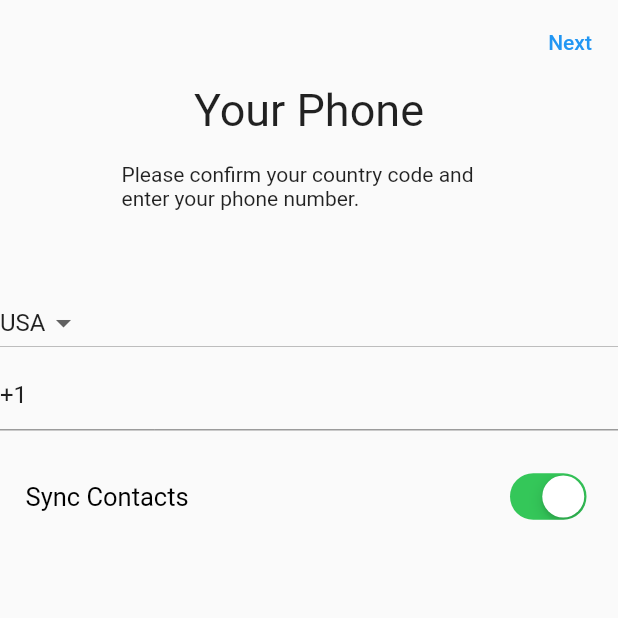
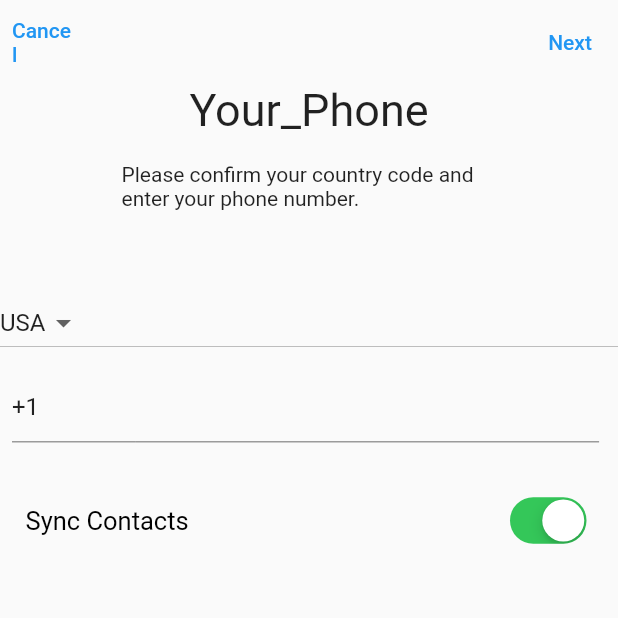
Before and after one commit to Dilmurod0930/Telegram_UI, a Flutter app: the screen it shows after launch, on a phone screen of 412 x 824 dp, the top half of it. Run offline on Flutter 3.47's test engine with Material 2 defaults, Android fonts, the phone set to English and light mode, and no system bars; our stand-ins replace easy_localization, flutter_bloc, flutter_svg; missing offline and left inert: dart:ffi.

```diff
--- a/lib/screens/auth/view/auth_view.dart
+++ b/lib/screens/auth/view/auth_view.dart
@@ -17,6 +17,16 @@ class AuthView extends StatelessWidget {
       create: (context) => AuthCubit(),
       child: Scaffold(
         appBar: AppBar(
+          leading:  TextButton(
+              child: Text('Cancel'.tr()),
+              onPressed: () {
+                Navigator.pushNamedAndRemoveUntil(
+                  context,
+                  '/cart',
+                  (route) => false,
+                );
+              },
+            ),
           backgroundColor: Colors.transparent,
           elevation: 0,
           actions: [
@@ -38,7 +48,7 @@ class AuthView extends StatelessWidget {
             controller.text = context.watch<AuthCubit>().phoneCityCode;
             return Column(
               children: [
-                Text('Your_P'.tr(), style: const TextStyle(fontSize: 30)),
+                Text('Your_Phone'.tr(), style: const TextStyle(fontSize: 30)),
                 const SizedBox(height: 17),
                 SizedBox(
                   height: 38,
@@ -52,7 +62,7 @@ class AuthView extends StatelessWidget {
                     value: context.watch<AuthCubit>().selectedLocation,
                     hint: Text(context.watch<AuthCubit>().selectedLocation),
                     onChanged: (v) => context.read<AuthCubit>().valueDrop(v!),
-                    items: <String>['USA', 'RUS', 'UZB'].map((String value) {
+                    items: <String>['USA', 'UZB','RUS', ].map((String value) {
                       return DropdownMenuItem<String>(
                         value: value,
                         child: Text(value),
@@ -60,10 +70,12 @@ class AuthView extends StatelessWidget {
                     }).toList(),
                   ),
                 ),
-                Row(
+                Padding(
+                  padding: const EdgeInsets.all(8.0),
+                  child: Row(
                     children: [
                       SizedBox(
-                      width: MediaQuery.of(context).size.width * 0.25,
+                        width: MediaQuery.of(context).size.width * 0.20,
                         child: TextField(
                           controller: controller,
                           onChanged: (v) {
@@ -77,6 +89,7 @@ class AuthView extends StatelessWidget {
                         child: TextFormField(),
                       ),
                     ],
+                  ),
                 ),
                 const SizedBox(height: 24.5),
                 Padding(
```
Also changed, not shown: lib/screens/cart/pages/contacts/contacts_view.dart (+127 -1 lines). Lines whose indentation alone changed are shown as unchanged.
